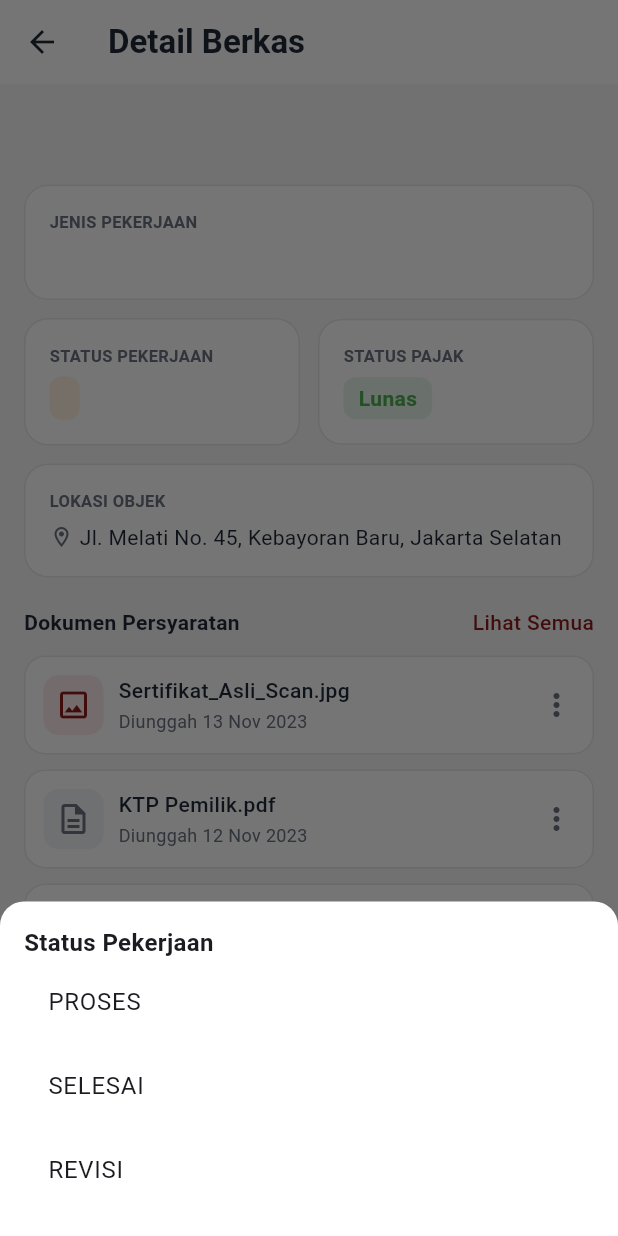
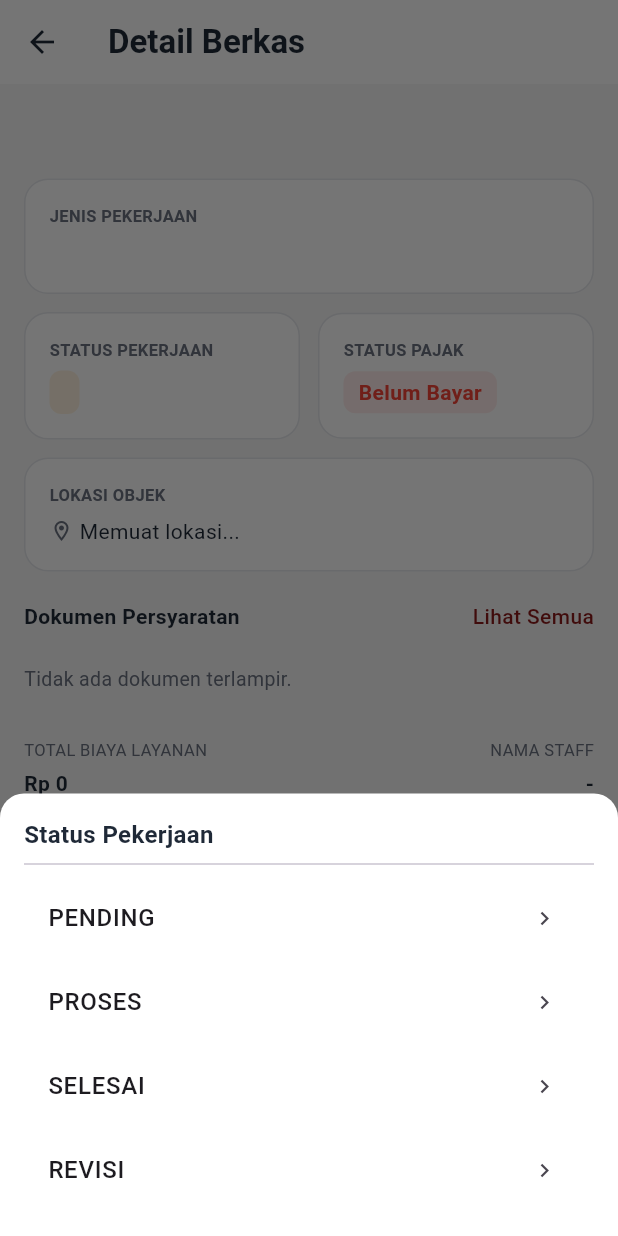
Before and after one commit to Faey-byte/Notaris_App, a Flutter app: the DetailBerkasPage screen opened directly with empty values, after a tap on "STATUS PEKERJAAN", on a phone screen of 412 x 824 dp. Run offline on Flutter 3.47's test engine with Material 3 defaults, Android fonts, the phone set to English and light mode, and no system bars; our stand-ins replace get, graphql_flutter, image_picker, shared_preferences, sqflite; accounts and stored records are empty; network calls fail.

Commit message:
FEAT [AA] api detail berkas ppat

```diff
--- a/lib/Controller/detail_berkas_controller.dart
+++ b/lib/Controller/detail_berkas_controller.dart
@@ -1,5 +1,7 @@
+import 'dart:convert';
 import 'package:flutter/material.dart';
 import 'package:get/get.dart';
+import 'package:http/http.dart' as http;
 import 'package:notaris_app/Model/Ppat_Model.dart';
 import 'package:notaris_app/utils/app_colors.dart';
 
@@ -20,66 +22,147 @@ class DetailBerkasController extends GetxController {
 
   DetailBerkasController(this.data);
 
-  var alamat = "".obs;
-  var totalBiaya = "".obs;
-  var namaStaff = "".obs;
+  final String baseUrl = 'https://forums-lounge-streams-vegetables.trycloudflare.com';
 
-  var statusPajak = "".obs;
-  var statusPekerjaan = "".obs;
+  var isLoading = false.obs;
+  var alamat = "Memuat lokasi...".obs;
+  var totalBiaya = "Rp 0".obs;
+  var namaStaff = "-".obs;
+
+  var statusPajak = "Belum Bayar".obs;
+  var statusPekerjaan = "PENDING".obs;
 
   var dokumenList = <DokumenModel>[].obs;
 
   @override
   void onInit() {
     super.onInit();
-
     statusPekerjaan.value = data.status;
-    loadDummy();
+    fetchDetailFromGraphQL();
   }
 
-  void loadDummy() {
-    alamat.value =
-        "Jl. Melati No. 45, Kebayoran Baru, Jakarta Selatan";
+  Future<void> fetchDetailFromGraphQL() async {
+    isLoading.value = true;
+    try {
+      final String query = '''
+        query getPpatRecordById(\$id: ID!) {
+          getPpatRecordById(id: \$id) {
+            id
+            status_pengerjaan
+            status_pajak
+            metadata {
+              label
+              type
+              value
+            }
+          }
+        }
+      ''';
 
-    totalBiaya.value = "Rp 4.500.000";
-    namaStaff.value = "Andini Putri";
-    statusPajak.value = "Lunas";
+      final response = await http.post(
+        Uri.parse('$baseUrl/graphql'),
+        headers: {"Content-Type": "application/json"},
+        body: json.encode({
+          "query": query,
+          "variables": {"id": data.id}
+        }),
+      );
 
-    dokumenList.value = [
-      DokumenModel(
-        nama: "Sertifikat_Asli_Scan.jpg",
-        tanggal: "13 Nov 2023",
-        isImage: true,
-      ),
-      DokumenModel(
-        nama: "KTP Pemilik.pdf",
-        tanggal: "12 Nov 2023",
-      ),
-      DokumenModel(
-        nama: "Akta kematian.pdf",
-        tanggal: "13 Nov 2023",
-      ),
-      DokumenModel(
-        nama: "PBB Tahun Berjalan.pdf",
-        tanggal: "13 Nov 2023",
-      ),
-      DokumenModel(
-        nama: "Foto Object.pdf",
-        tanggal: "13 Nov 2023",
-      ),
-    ];
+      if (response.statusCode == 200) {
+        final resBody = json.decode(response.body);
+        final record = resBody['data']?['getPpatRecordById'];
+
+        if (record != null) {
+          statusPekerjaan.value = record['status_pengerjaan'] ?? "PENDING";
+          statusPajak.value = record['status_pajak'] ?? "Belum Bayar";
+
+          final List? metadataList = record['metadata'];
+          if (metadataList != null) {
+            List<DokumenModel> fetchedDocs = [];
+
+            for (var item in metadataList) {
+              String label = item['label'] ?? "";
+              String type = item['type'] ?? "";
+              String value = item['value'] ?? "";
+
+              if (label.toLowerCase().contains("alamat") || label.toLowerCase().contains("lokasi") || type == "coordinate") {
+                alamat.value = value.isNotEmpty ? value : "Lokasi tidak terisi";
+              } else if (label.toLowerCase().contains("biaya") || label.toLowerCase().contains("layanan")) {
+                totalBiaya.value = value;
+              } else if (label.toLowerCase().contains("staff")) {
+                namaStaff.value = value;
+              } else if (type == "upload" && value.isNotEmpty) {
+                bool isImg = value.toLowerCase().endsWith(".jpg") || value.toLowerCase().endsWith(".png") || value.toLowerCase().endsWith(".jpeg");
+                fetchedDocs.add(DokumenModel(
+                  nama: value,
+                  tanggal: "Terunggah",
+                  isImage: isImg
+                ));
+              }
+            }
+            dokumenList.value = fetchedDocs;
+          }
+        }
+      }
+    } catch (e) {
+      print("Error Fetch GraphQL Detail: $e");
+    } finally {
+      isLoading.value = false;
+    }
   }
 
-  void updateStatusPekerjaan(String value) {
+  Future<void> updateStatusPekerjaan(String value) async {
     statusPekerjaan.value = value;
+    try {
+      final String mutation = '''
+        mutation updateStatusPengerjaan(\$id: ID!, \$status: String!) {
+          updateStatusPengerjaan(id: \$id, status_pengerjaan: \$status) {
+            id
+            status_pengerjaan
+          }
+        }
+      ''';
+
+      await http.post(
+        Uri.parse('$baseUrl/graphql'),
+        headers: {"Content-Type": "application/json"},
+        body: json.encode({
+          "query": mutation,
+          "variables": {"id": data.id, "status": value}
+        }),
+      );
+    } catch (e) {
+      print("Gagal update status pekerjaan ke server: $e");
+    }
   }
 
-  void updateStatusPajak(String value) {
+  Future<void> updateStatusPajak(String value) async {
     statusPajak.value = value;
+    try {
+      final String mutation = '''
+        mutation updateStatusPajak(\$id: ID!, \$status: String!) {
+          updateStatusPajak(id: \$id, status_pajak: \$status) {
+            id
+            status_pajak
+          }
+        }
+      ''';
+
+      await http.post(
+        Uri.parse('$baseUrl/graphql'),
+        headers: {"Content-Type": "application/json"},
+        body: json.encode({
+          "query": mutation,
+          "variables": {"id": data.id, "status": value}
+        }),
+      );
+    } catch (e) {
+      print("Gagal update status pajak ke server: $e");
+    }
   }
 
   Color getStatusPekerjaanColor(String status) {
-    switch (status) {
+    switch (status.toUpperCase()) {
       case "SELESAI":
         return AppColors.statusSelesai;
       case "REVISI":
@@ -90,7 +173,7 @@ class DetailBerkasController extends GetxController {
   }
 
   Color getStatusPekerjaanBg(String status) {
-    switch (status) {
+    switch (status.toUpperCase()) {
       case "SELESAI":
         return AppColors.statusSelesaiBg;
       case "REVISI":
@@ -101,20 +184,16 @@ class DetailBerkasController extends GetxController {
   }
 
   Color getStatusPajakColor(String status) {
-    switch (status) {
-      case "Lunas":
-        return AppColors.statusSelesai;
-      default:
-        return Colors.red;
+    if (status.toLowerCase() == "lunas") {
+      return AppColors.statusSelesai;
     }
+    return Colors.red;
   }
 
   Color getStatusPajakBg(String status) {
-    switch (status) {
-      case "Lunas":
-        return AppColors.statusSelesaiBg;
-      default:
-        return Colors.red.withOpacity(0.1);
+    if (status.toLowerCase() == "lunas") {
+      return AppColors.statusSelesaiBg;
     }
+    return Colors.red.withOpacity(0.1);
   }
 }
--- a/lib/Pages/Detail_Berkas_PPAT.dart
+++ b/lib/Pages/Detail_Berkas_PPAT.dart
@@ -22,10 +22,11 @@ class DetailBerkasPage extends StatelessWidget {
   }) {
     Get.defaultDialog(
       title: "Konfirmasi",
-      middleText: "$title jadi \"$value\" ?",
+      middleText: "Ubah $title jadi \"$value\" ?",
       textConfirm: "OK",
       textCancel: "Batal",
       confirmTextColor: Colors.white,
+      buttonColor: AppColors.primary,
       onConfirm: () {
         onConfirm();
         Get.back();
@@ -49,16 +50,16 @@ class DetailBerkasPage extends StatelessWidget {
           children: [
             Text(
               title,
-              style: const TextStyle(fontWeight: FontWeight.bold, fontSize: 16),
+              style: const TextStyle(fontWeight: FontWeight.bold, fontSize: 16, color: AppColors.textPrimary),
             ),
             const SizedBox(height: 12),
-
+            const Divider(),
             ...options.map(
               (e) => ListTile(
-                title: Text(e),
+                title: Text(e, style: const TextStyle(fontWeight: FontWeight.w500)),
+                trailing: const Icon(Icons.chevron_right, size: 18),
                 onTap: () {
                   Get.back();
-
                   confirmChange(
                     title: title,
                     value: e,
@@ -77,7 +78,6 @@ class DetailBerkasPage extends StatelessWidget {
   Widget build(BuildContext context) {
     return Scaffold(
       backgroundColor: AppColors.background,
-
       appBar: AppBar(
         backgroundColor: AppColors.white,
         elevation: 0,
@@ -90,8 +90,14 @@ class DetailBerkasPage extends StatelessWidget {
           ),
         ),
       ),
+      body: Obx(() {
+        if (c.isLoading.value) {
+          return const Center(
+            child: CircularProgressIndicator(color: AppColors.primary),
+          );
+        }
 
-      body: ListView(
+        return ListView(
           padding: const EdgeInsets.all(16),
           children: [
             Text(
@@ -102,9 +108,6 @@ class DetailBerkasPage extends StatelessWidget {
                 color: AppColors.textPrimary,
               ),
             ),
-
-          const SizedBox(height: 4),
-
             const SizedBox(height: 16),
 
             InfoBox(
@@ -123,38 +126,30 @@ class DetailBerkasPage extends StatelessWidget {
                 ],
               ),
             ),
-
             const SizedBox(height: 12),
 
             Row(
               children: [
                 Expanded(
-                child: Obx(
-                  () => GestureDetector(
+                  child: GestureDetector(
                     onTap: () {
                       showStatusPicker(
                         title: "Status Pekerjaan",
-                        options: ["PROSES", "SELESAI", "REVISI"],
+                        options: ["PENDING", "PROSES", "SELESAI", "REVISI"],
                         onSelect: (val) => c.updateStatusPekerjaan(val),
                       );
                     },
                     child: StatusBox(
                       title: "STATUS PEKERJAAN",
                       value: c.statusPekerjaan.value,
-                      textColor: c.getStatusPekerjaanColor(
-                        c.statusPekerjaan.value,
-                      ),
+                      textColor: c.getStatusPekerjaanColor(c.statusPekerjaan.value),
                       bgColor: c.getStatusPekerjaanBg(c.statusPekerjaan.value),
                     ),
                   ),
                 ),
-              ),
-
                 const SizedBox(width: 12),
-
                 Expanded(
-                child: Obx(
-                  () => GestureDetector(
+                  child: GestureDetector(
                     onTap: () {
                       showStatusPicker(
                         title: "Status Pajak",
@@ -170,10 +165,8 @@ class DetailBerkasPage extends StatelessWidget {
                     ),
                   ),
                 ),
-              ),
               ],
             ),
-
             const SizedBox(height: 12),
 
             InfoBox(
@@ -182,8 +175,7 @@ class DetailBerkasPage extends StatelessWidget {
                 children: [
                   const LabelText("LOKASI OBJEK"),
                   const SizedBox(height: 6),
-                Obx(
-                  () => Row(
+                  Row(
                     children: [
                       const Icon(
                         Icons.location_on_outlined,
@@ -199,11 +191,9 @@ class DetailBerkasPage extends StatelessWidget {
                       ),
                     ],
                   ),
-                ),
                 ],
               ),
             ),
-
             const SizedBox(height: 20),
 
             Row(
@@ -225,15 +215,16 @@ class DetailBerkasPage extends StatelessWidget {
                 ),
               ],
             ),
-
             const SizedBox(height: 12),
 
-          Obx(
-            () => Column(
+            c.dokumenList.isEmpty
+                ? const Padding(
+                    padding: EdgeInsets.symmetric(vertical: 10),
+                    child: Text("Tidak ada dokumen terlampir.", style: TextStyle(color: AppColors.textSecondary, fontSize: 13)),
+                  )
+                : Column(
                     children: c.dokumenList.map((doc) => DocItem(doc)).toList(),
                   ),
-          ),
-
             const SizedBox(height: 20),
 
             Row(
@@ -250,18 +241,15 @@ class DetailBerkasPage extends StatelessWidget {
                       ),
                     ),
                     const SizedBox(height: 4),
-                  Obx(
-                    () => Text(
+                    Text(
                       c.totalBiaya.value,
                       style: const TextStyle(
                         fontWeight: FontWeight.bold,
                         color: AppColors.textPrimary,
                       ),
                     ),
-                  ),
                   ],
                 ),
-
                 Column(
                   crossAxisAlignment: CrossAxisAlignment.end,
                   children: [
@@ -273,13 +261,11 @@ class DetailBerkasPage extends StatelessWidget {
                       ),
                     ),
                     const SizedBox(height: 4),
-                  Obx(
-                    () => Text(
+                    Text(
                       c.namaStaff.value,
                       style: const TextStyle(
                         fontWeight: FontWeight.w600,
                         color: AppColors.textPrimary,
-                      ),
                       ),
                     ),
                   ],
@@ -287,7 +273,8 @@ class DetailBerkasPage extends StatelessWidget {
               ],
             ),
           ],
-      ),
+        );
+      }),
     );
   }
 }
```
Also changed, not shown: lib/Controller/dynamic_form_controller.dart (+113 -46 lines). Lines whose indentation alone changed are shown as unchanged.
